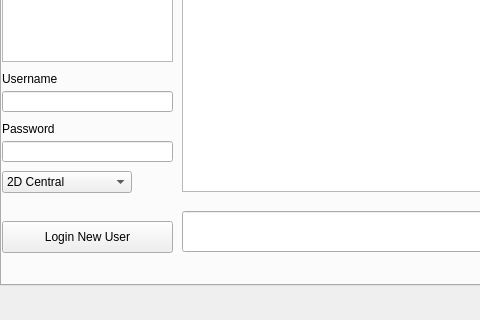
This is mainwindow.ui in Arus12316/sabotv2 as Qt 5 draws it before an edit; both pictures show x 0 to 480 and y 232 to 552 of the 1059 by 552 pixel window. The edited form follows.
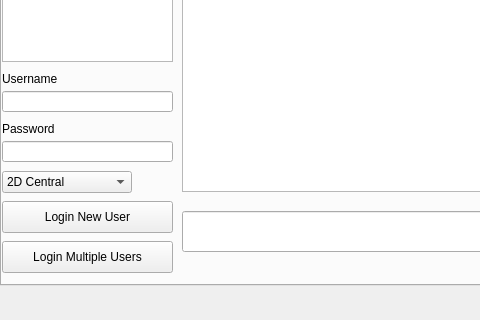
This is the edited form.

Commit message: Added synchronization guards to hopefully fix user lookup failures on messages. Pretty sure failures were due to a race condition.

```diff
--- a/mainwindow.ui
+++ b/mainwindow.ui
@@ -44,7 +44,7 @@
       <property name="geometry">
        <rect>
         <x>0</x>
-        <y>410</y>
+        <y>390</y>
         <width>171</width>
         <height>32</height>
        </rect>
@@ -239,6 +239,19 @@
        <string>send</string>
       </property>
      </widget>
+     <widget class="QPushButton" name="loginButton_2">
+      <property name="geometry">
+       <rect>
+        <x>0</x>
+        <y>430</y>
+        <width>171</width>
+        <height>32</height>
+       </rect>
+      </property>
+      <property name="text">
+       <string>Login Multiple Users</string>
+      </property>
+     </widget>
     </widget>
    </widget>
   </widget>
```
The commit also changes 9 other files.
